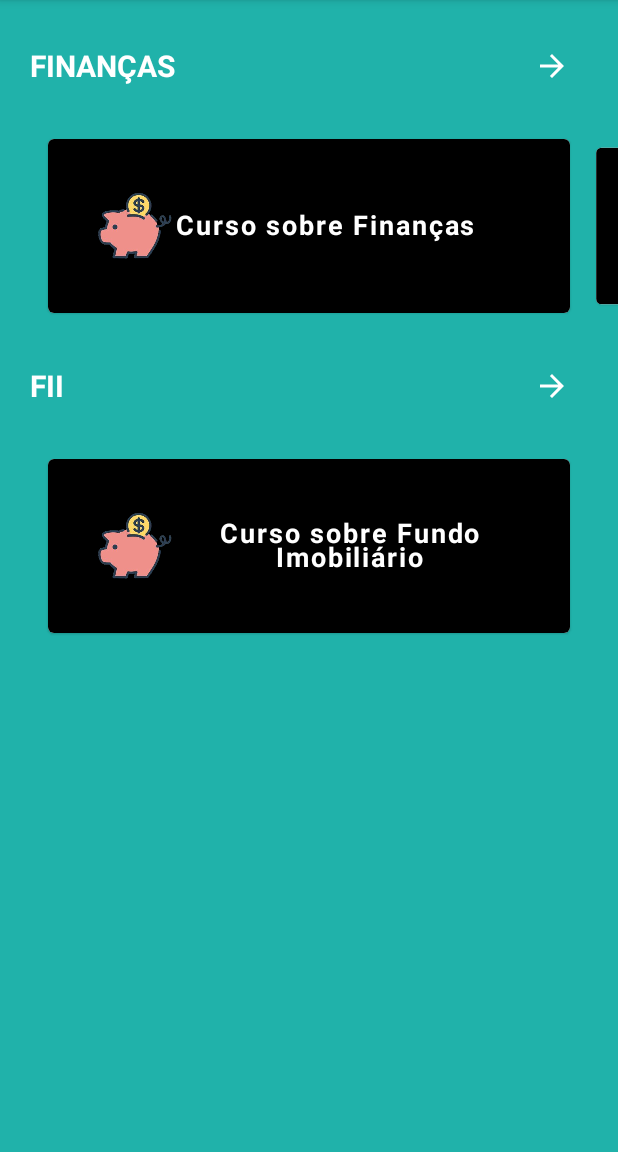
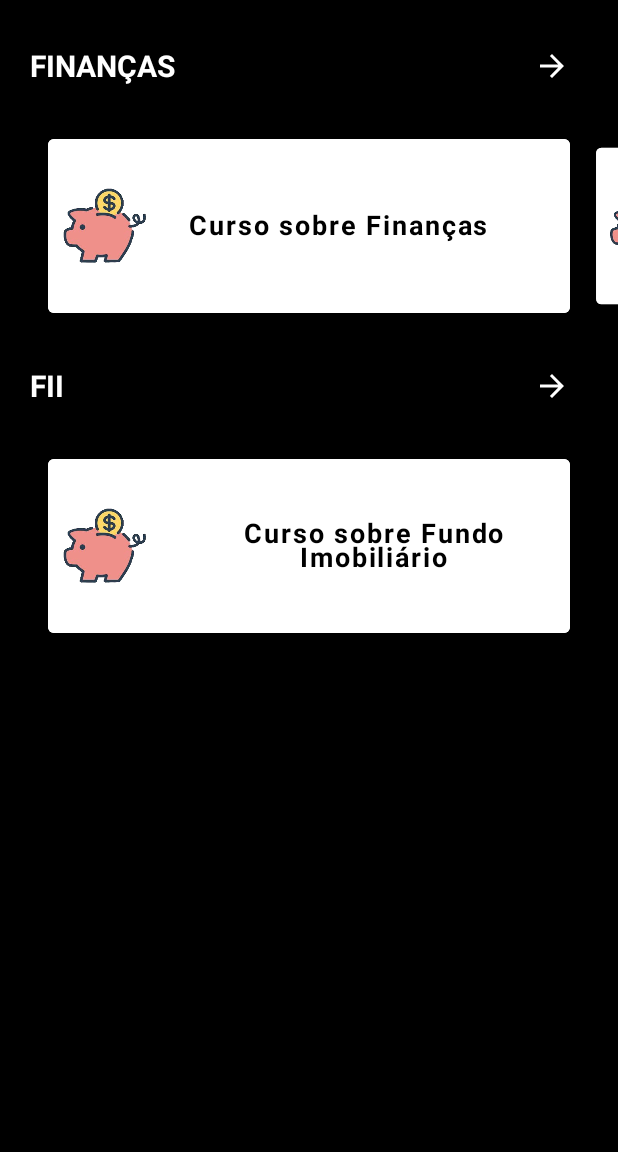
Before and after one commit to DanieleStein/Jupiter, an Android app built with Jetpack Compose: the CourseScreen screen opened through its navigation route, on a phone screen of 412 x 824 dp, the part 84-1236 px from its top. Run offline under Robolectric (Android 15) with nearby library versions, the phone set to English and light mode, and no system bars; our stand-ins replace accompanist.

Commit message:
Alteração layout telas

```diff
--- a/androidApp/src/main/java/br/com/jupiter/android/components/CardCourse.kt
+++ b/androidApp/src/main/java/br/com/jupiter/android/components/CardCourse.kt
@@ -32,20 +32,23 @@ import kotlin.math.absoluteValue
 @Composable
 fun CardCourse(curso: String, onCardNavigation: () -> Unit) {
     Column(
+        verticalArrangement = Arrangement.Center,
         modifier = Modifier
-            .background(Color.Black)
-            .height(116.dp)
-            .padding(horizontal = 23.dp, vertical = 23.dp)
-            .fillMaxWidth()
-            .clickable {
-                onCardNavigation.invoke()
-            }
+          .background(Color.White)
+          .height(116.dp)
+          .fillMaxWidth()
+          .padding()
+          .clickable {
+            onCardNavigation.invoke()
+          }
     ) {
         TextButton(onClick = { /*TODO*/ }) {
             Row(
                 verticalAlignment = Alignment.CenterVertically
             ) {
-                Column() {
+                Column(
+                  horizontalAlignment = Alignment.CenterHorizontally
+                ) {
                     Image(
                         painter = painterResource(id = R.drawable.porqueinho),
                         contentDescription = "Dinheiro",
@@ -53,11 +56,12 @@ fun CardCourse(curso: String, onCardNavigation: () -> Unit) {
                         modifier = Modifier.height(60.dp)
                     )
                 }
+              Spacer(modifier = Modifier.width(25.dp))
                 Text(
                     curso,
                     fontSize = 18.sp,
                     fontWeight = FontWeight.Bold,
-                    color = Color.White,
+                    color = Color.Black,
                     textAlign = TextAlign.Center
                 )
             }
--- a/androidApp/src/main/java/br/com/jupiter/android/courses/CourseScreen.kt
+++ b/androidApp/src/main/java/br/com/jupiter/android/courses/CourseScreen.kt
@@ -31,7 +31,7 @@ fun CourseScreen() {
     MyApplicationTheme() {
         Scaffold(
             topBar = { TopBarPerfil(title = "JUPITER") },
-            containerColor = Color(0xFF20B2AA),
+            containerColor = Color.Black,
         ) {
 
             LazyColumn(modifier = Modifier.padding(it)) {
--- a/androidApp/src/main/java/br/com/jupiter/android/courses/CourseScreen2.kt
+++ b/androidApp/src/main/java/br/com/jupiter/android/courses/CourseScreen2.kt
@@ -32,7 +32,7 @@ fun CourseScreen2(categoria: String) {
   MyApplicationTheme() {
     Scaffold(
       topBar = { TopBarCourse(titulo = "JUPITER") },
-      containerColor = Color(0xFF20B2AA)
+      containerColor = Color.Black
     ) {
 
       LazyColumn(modifier = Modifier
--- a/androidApp/src/main/java/br/com/jupiter/android/orders/PedidoScreen.kt
+++ b/androidApp/src/main/java/br/com/jupiter/android/orders/OrderScreen.kt
@@ -78,7 +78,7 @@ fun OrderScreen(
 
                 Spacer(modifier = Modifier.height(20.dp))
                 Text(
-                    text = "Válidade acesso a plataforma: 12 meses",
+                    text = "Válidade de acesso a plataforma: 12 meses",
                     fontWeight = FontWeight.Bold,
                     fontSize = 18.sp
                 )
--- a/build.gradle.kts
+++ b/build.gradle.kts
@@ -1,7 +1,7 @@
 plugins {
     //trick: for the same plugin versions in all sub-modules
-    id("com.android.application").version("7.4.0").apply(false)
-    id("com.android.library").version("7.4.0").apply(false)
+    id("com.android.application").version("7.3.1").apply(false)
+    id("com.android.library").version("7.3.1").apply(false)
     kotlin("android").version("1.7.10").apply(false)
     kotlin("multiplatform").version("1.7.10").apply(false)
     id("org.jetbrains.kotlin.plugin.serialization").version("1.7.10").apply(false)//lib de serialization(se na api estiver 1.8.0) aqui usamos  a 1.7.10
```
Also changed, not shown: androidApp/src/main/java/br/com/jupiter/android/components/ContentItem.kt (+12 -6 lines), androidApp/src/main/java/br/com/jupiter/android/content/ContentScreen.kt (+15 -5 lines), shared/src/commonMain/kotlin/br/com/jupiter/Objects/LoginObject.kt (deleted, +0 -10 lines), shared/src/commonMain/kotlin/br/com/jupiter/Serialization/Login.kt (deleted, +0 -9 lines), shared/src/commonMain/kotlin/br/com/jupiter/util/DateSerializer.kt (added, +21 -0 lines).
